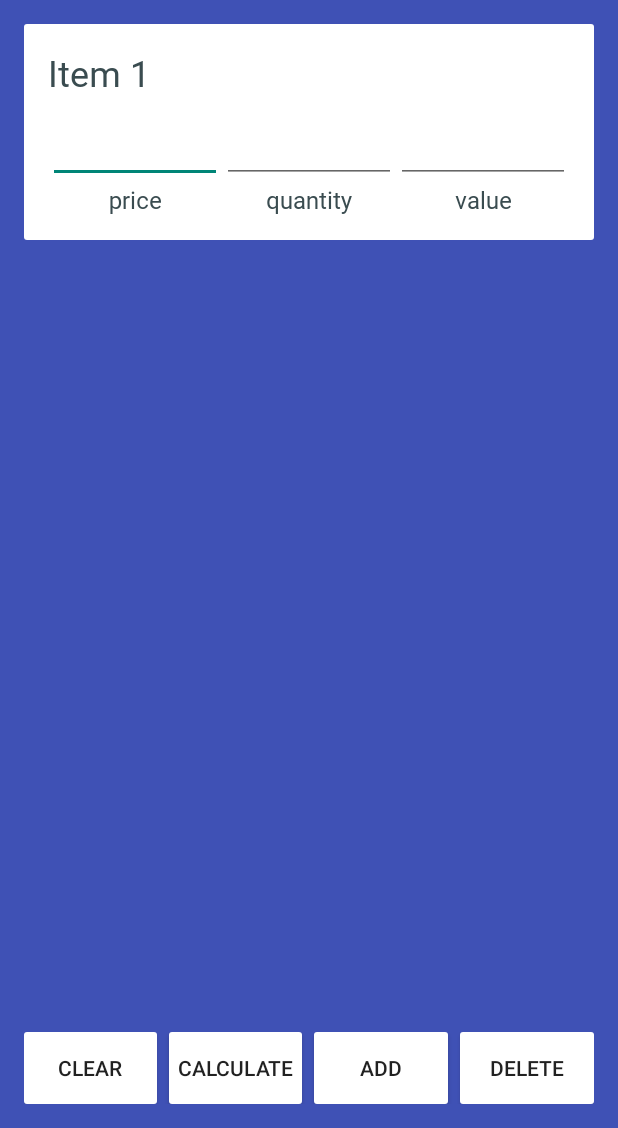
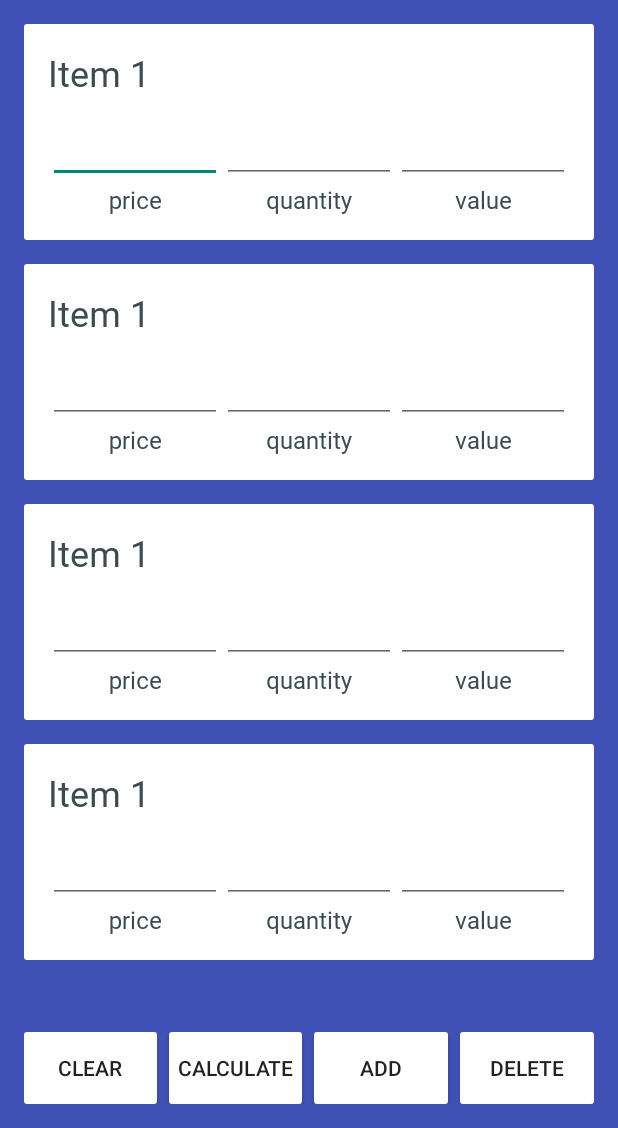
Before and after one commit to raicalvin/proj-29-apples-2-lemons, an Android app: the screen it shows after launch (MainActivity), on a phone screen of 412 x 824 dp, the part 108-1236 px from its top. Run offline under Robolectric (Android 15) with nearby library versions, the phone set to English and light mode, and no system bars.

Commit message:
Added a second XML layout to hold default "item cards" to be added later via button onClick.

```diff
--- a/app/src/main/java/com/a29moon/apples2lemons/MainActivity.java
+++ b/app/src/main/java/com/a29moon/apples2lemons/MainActivity.java
@@ -17,6 +17,10 @@ public class MainActivity extends AppCompatActivity {
     protected void onCreate(Bundle savedInstanceState) {
         super.onCreate(savedInstanceState);
         setContentView(R.layout.activity_main);
+    }
+
+    public void addAdditionalItemLayout(View v) {
+
     }
 
     /*
--- a/app/src/main/res/layout/activity_main.xml
+++ b/app/src/main/res/layout/activity_main.xml
@@ -23,12 +23,20 @@
         <ScrollView
             android:id="@+id/scroll_view_main_content"
             android:layout_width="match_parent"
-            android:layout_height="match_parent">
+            android:layout_height="match_parent"
+            android:paddingBottom="100dp">
 
             <LinearLayout
                 android:layout_width="match_parent"
                 android:layout_height="wrap_content"
-                android:layout_margin="16dp"
+                android:orientation="vertical">
+
+                <LinearLayout
+                    android:layout_width="match_parent"
+                    android:layout_height="wrap_content"
+                    android:layout_marginTop="16dp"
+                    android:layout_marginLeft="16dp"
+                    android:layout_marginRight="16dp"
                     android:background="@drawable/card_background_main"
                     android:orientation="vertical"
                     android:padding="16dp">
@@ -107,7 +115,21 @@
 
                     </LinearLayout>
 
+
                 </LinearLayout>
+
+                <include layout="@layout/item_card_layout_default"></include>
+
+                <include layout="@layout/item_card_layout_default"></include>
+
+                <include layout="@layout/item_card_layout_default"></include>
+
+                <include layout="@layout/item_card_layout_default"></include>
+
+            </LinearLayout>
+
+
+
 
         </ScrollView>
 
@@ -125,7 +147,8 @@
                 android:layout_marginRight="8dp"
                 android:layout_weight="1"
                 android:background="@drawable/button_main"
-                android:text="Clear" />
+                android:text="Clear"
+                android:id="@+id/button_clear"/>
 
             <Button
                 android:layout_width="0dp"
@@ -133,7 +156,8 @@
                 android:layout_marginRight="8dp"
                 android:layout_weight="1"
                 android:background="@drawable/button_main"
-                android:text="Calculate" />
+                android:text="Calculate"
+                android:id="@+id/button_calculate"/>
 
             <Button
                 android:layout_width="0dp"
@@ -141,14 +165,16 @@
                 android:layout_marginRight="8dp"
                 android:layout_weight="1"
                 android:background="@drawable/button_main"
-                android:text="Add" />
+                android:text="Add"
+                android:id="@+id/button_add"/>
 
             <Button
                 android:layout_width="0dp"
                 android:layout_height="match_parent"
                 android:layout_weight="1"
                 android:background="@drawable/button_main"
-                android:text="Delete" />
+                android:text="Delete"
+                android:id="@+id/button_delete"/>
 
         </LinearLayout>
 
--- /dev/null
+++ b/app/src/main/res/layout/item_card_layout_default.xml
@@ -0,0 +1,89 @@
+<?xml version="1.0" encoding="utf-8"?>
+<LinearLayout
+    xmlns:android="http://schemas.android.com/apk/res/android"
+    xmlns:app="http://schemas.android.com/apk/res-auto"
+    xmlns:tools="http://schemas.android.com/tools"
+    android:layout_width="match_parent"
+    android:layout_height="wrap_content"
+    android:layout_marginTop="16dp"
+    android:layout_marginLeft="16dp"
+    android:layout_marginRight="16dp"
+    android:background="@drawable/card_background_main"
+    android:orientation="vertical"
+    android:padding="16dp">
+
+    <TextView
+        android:layout_width="wrap_content"
+        android:layout_height="wrap_content"
+        android:fontFamily="@font/montserrat_alternates_light"
+        android:text="Item 1"
+        android:textColor="#3A4C50"
+        android:textSize="24sp"
+        android:layout_marginBottom="12dp"/>
+
+    <LinearLayout
+        android:layout_width="match_parent"
+        android:layout_height="wrap_content"
+        android:orientation="horizontal">
+
+        <LinearLayout
+            android:layout_width="0dp"
+            android:layout_height="wrap_content"
+            android:layout_weight="1"
+            android:orientation="vertical">
+
+            <EditText
+                style="@style/EditTextCustomStyle"
+                android:layout_width="match_parent"
+                android:layout_height="wrap_content" />
+
+            <TextView
+                android:layout_width="match_parent"
+                android:layout_height="wrap_content"
+                style="@style/CustomTextViewLabels"
+                android:text="price" />
+
+        </LinearLayout>
+
+        <LinearLayout
+            android:layout_width="0dp"
+            android:layout_height="wrap_content"
+            android:layout_weight="1"
+            android:orientation="vertical">
+
+            <EditText
+                style="@style/EditTextCustomStyle"
+                android:layout_width="match_parent"
+                android:layout_height="wrap_content" />
+
+            <TextView
+                android:layout_width="match_parent"
+                android:layout_height="wrap_content"
+                style="@style/CustomTextViewLabels"
+                android:text="quantity" />
+
+        </LinearLayout>
+
+        <LinearLayout
+            android:layout_width="0dp"
+            android:layout_height="wrap_content"
+            android:layout_weight="1"
+            android:orientation="vertical">
+
+            <EditText
+                style="@style/EditTextCustomStyle"
+                android:layout_width="match_parent"
+                android:layout_height="wrap_content"
+                android:gravity="center" />
+
+            <TextView
+                android:layout_width="match_parent"
+                android:layout_height="wrap_content"
+                style="@style/CustomTextViewLabels"
+                android:text="value" />
+
+        </LinearLayout>
+
+    </LinearLayout>
+
+</LinearLayout>
```
Lines whose indentation alone changed are shown as unchanged.
